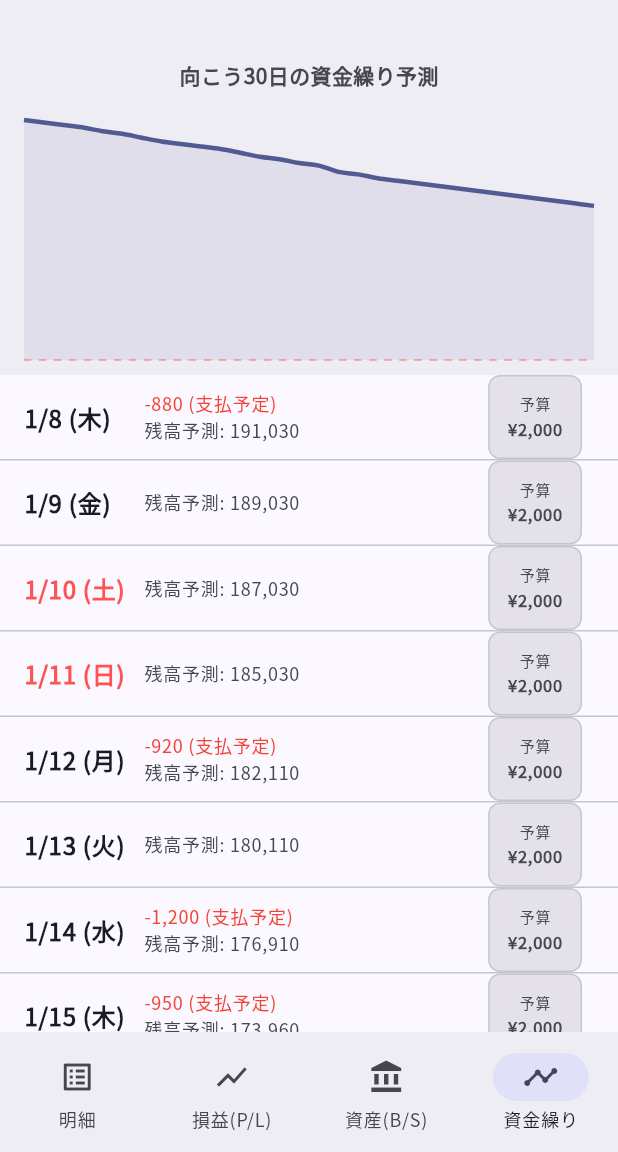
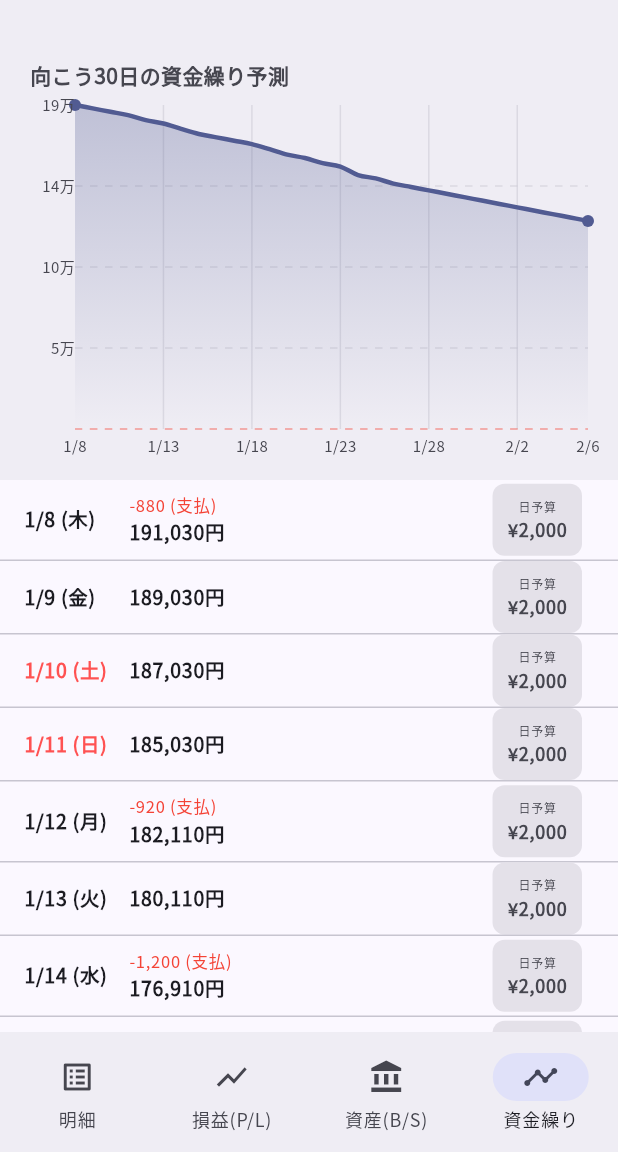
Before and after one commit to watch5/first_app, a Flutter app: the screen it shows after launch, item 4 of the bottom bar chosen, on a phone screen of 412 x 824 dp, the part 84-1236 px from its top. Run offline on Flutter 3.47's test engine with Material 3 defaults, Android fonts, the phone set to English and light mode, and no system bars; drawn by our look-alikes of fl_chart; our stand-ins replace drift, google_fonts, google_mobile_ads, grouped_list, local_auth, shared_preferences; accounts and stored records are empty; generated files the repository leaves out were written again; network calls fail.

Commit message:
資金繰り改善

```diff
--- a/lib/screens/forecast_page.dart
+++ b/lib/screens/forecast_page.dart
@@ -35,7 +35,6 @@ class _ForecastPageState extends State<ForecastPage> {
     int currentBalance = await widget.db.getCurrentAssetBalance();
 
     // 2. 未来の取引（家賃や給料など、すでに入力済みの予定）
-    // ※今回は「今日以降の取引」を取得します
     final futureTxs = await widget.db.getFutureTransactions(today, endDate);
 
     // 3. 日別予算（ユーザーが設定した目標）
@@ -44,61 +43,22 @@ class _ForecastPageState extends State<ForecastPage> {
     // データ構築
     List<ForecastItem> items = [];
     int runningBalance = currentBalance;
+    final allAccounts = await widget.db.getAllAccounts();
+    final assetIds = allAccounts.where((a) => a.type == 'asset').map((a) => a.id).toList();
 
     for (int i = 0; i < _forecastDays; i++) {
       final date = today.add(Duration(days: i));
 
-      // この日の固定収支 (Transactionsテーブルにある予定)
-      // ※未来の日付で登録されたTransactionを「確定済みの予定」として扱います
-      int income = 0;
-      int fixedExpense = 0;
-
-      // 勘定科目情報を取得していないので、簡易的に「資産が増えたら収入、減ったら支出」とみなします
-      // 本来はAccountテーブルとJOINすべきですが、ロジック簡略化のため
-      // Transactionの「借方が資産ならプラス、貸方が資産ならマイナス」として計算します
-      // ※厳密には getFutureTransactions で計算済み情報を取得するのがベストですが
-      // ここでは簡易的に全Txを回します（件数が少ない前提）
       final daysTxs = futureTxs.where((t) =>
         t.date.year == date.year && t.date.month == date.month && t.date.day == date.day
       );
 
-      // 資産IDリストが必要ですが、ここでは簡易ロジックとして
-      // 「アプリ内のTransactionデータはすべて資産変動を伴う」前提で、
-      // 資金繰り表としては「入力済みの予定＝変動」とします。
-      // ※より正確にするには、ここでdebit/creditのAccountTypeをチェックしてください。
-      // 今回は「入力された未来の取引はすべてキャッシュフローに影響する」として計算します。
-      // （家計簿アプリでは通常、未来日付で入力するのは家賃や給料など重要項目だけなので）
-
-      // 簡易計算:
-      // 借方IDが資産かどうか判定するのが重いので、
-      // 「未来日付のデータがある場合、それを『予定』として表示する」ことに注力します。
-
-      // 日別予算を取得
       final budgetObj = budgets.firstWhere(
         (b) => b.date.year == date.year && b.date.month == date.month && b.date.day == date.day,
         orElse: () => DailyBudget(date: date, amount: 2000), // デフォルト予算 2000円
       );
 
-      // 残高シミュレーション
-      // 残高 = 前日残高 + (予定収入 - 予定支出) - 日別予算(生活費)
-
-      // 注: ここではシンプルに「予定データ」の合計を計算したいですが、
-      // 厳密な資産増減判定が難しいので、
-      // ★「未来のデータは、金額が大きい場合（1万円以上）を表示する」などの簡易ロジックにします
-
       int scheduledChange = 0; // 予定による増減
-      // ここは本来DB側で計算すべきですが、今回は「日別予算」が主役なので、
-      // Transactionは「別途加算」せず、純粋に「予算を引いていく」グラフにします。
-      // もしユーザーが「給料」を未来入力していたら、それを反映させるロジックが必要です。
-      // 今回は【バージョンアップ版】として、以下のロジックにします。
-
-      // 「未来のTransaction」は、まだ入力されていないことが多いので、
-      // 基本は「日別予算」分だけ毎日減っていくグラフを描きます。
-      // そこにユーザーが手動でTransactionを入れたら反映される仕組みです。
-
-      // 修正: 確実に計算するために、accountsを取得します
-      final allAccounts = await widget.db.getAllAccounts();
-      final assetIds = allAccounts.where((a) => a.type == 'asset').map((a) => a.id).toList();
 
       for (var tx in daysTxs) {
         if (assetIds.contains(tx.debitAccountId)) scheduledChange += tx.amount; // 資産増
@@ -165,51 +125,166 @@ class _ForecastPageState extends State<ForecastPage> {
       return const Scaffold(body: Center(child: CircularProgressIndicator()));
     }
 
+    // グラフの最小・最大値を計算して、見栄えを調整
+    double minBalance = _items.map((e) => e.balance.toDouble()).reduce((a, b) => a < b ? a : b);
+    double maxBalance = _items.map((e) => e.balance.toDouble()).reduce((a, b) => a > b ? a : b);
+    // 少し余裕を持たせる
+    if (minBalance > 0) minBalance = 0; // 0円スタートを含める
+    double intervalY = (maxBalance - minBalance) / 4;
+    if (intervalY <= 0) intervalY = 10000;
+
     return Scaffold(
       body: Column(
         children: [
           // 1. グラフエリア (上部)
           Container(
-            height: 250,
-            padding: const EdgeInsets.fromLTRB(16, 40, 16, 10),
+            height: 320, // 高さを広げてリッチに
+            padding: const EdgeInsets.fromLTRB(10, 40, 20, 10),
             color: colorScheme.surfaceContainer,
             child: Column(
+              crossAxisAlignment: CrossAxisAlignment.start,
               children: [
-                Text('向こう30日の資金繰り予測', style: TextStyle(color: colorScheme.onSurfaceVariant, fontWeight: FontWeight.bold)),
-                const SizedBox(height: 20),
+                Padding(
+                  padding: const EdgeInsets.only(left: 10, bottom: 10),
+                  child: Text('向こう30日の資金繰り予測', style: TextStyle(color: colorScheme.onSurfaceVariant, fontWeight: FontWeight.bold)),
+                ),
                 Expanded(
                   child: LineChart(
                     LineChartData(
-                      gridData: const FlGridData(show: false),
-                      titlesData: const FlTitlesData(show: false),
+                      // --- グリッド線 ---
+                      gridData: FlGridData(
+                        show: true,
+                        drawVerticalLine: true,
+                        horizontalInterval: intervalY,
+                        verticalInterval: 1, // インデックスベース
+                        getDrawingHorizontalLine: (value) {
+                          return FlLine(color: colorScheme.outlineVariant.withOpacity(0.5), strokeWidth: 1, dashArray: [5, 5]);
+                        },
+                        getDrawingVerticalLine: (value) {
+                          // 5日ごとに縦線
+                          if (value.toInt() % 5 == 0) {
+                            return FlLine(color: colorScheme.outlineVariant.withOpacity(0.5), strokeWidth: 1);
+                          }
+                          return const FlLine(color: Colors.transparent);
+                        },
+                      ),
+
+                      // --- 軸ラベル (日付・金額) ---
+                      titlesData: FlTitlesData(
+                        show: true,
+                        rightTitles: const AxisTitles(sideTitles: SideTitles(showTitles: false)),
+                        topTitles: const AxisTitles(sideTitles: SideTitles(showTitles: false)),
+
+                        // 下部 (日付)
+                        bottomTitles: AxisTitles(
+                          sideTitles: SideTitles(
+                            showTitles: true,
+                            reservedSize: 24,
+                            interval: 5, // 5日おきに表示
+                            getTitlesWidget: (value, meta) {
+                              final index = value.toInt();
+                              if (index >= 0 && index < _items.length) {
+                                final date = _items[index].date;
+                                return Padding(
+                                  padding: const EdgeInsets.only(top: 4),
+                                  child: Text(
+                                    DateFormat('M/d').format(date),
+                                    style: TextStyle(fontSize: 10, color: colorScheme.onSurfaceVariant),
+                                  ),
+                                );
+                              }
+                              return const SizedBox.shrink();
+                            },
+                          ),
+                        ),
+
+                        // 左側 (金額)
+                        leftTitles: AxisTitles(
+                          sideTitles: SideTitles(
+                            showTitles: true,
+                            reservedSize: 40, // 金額表示用の幅
+                            interval: intervalY,
+                            getTitlesWidget: (value, meta) {
+                              if (value == 0) return const SizedBox.shrink(); // 0は被るので消す
+                              // 万単位などで短縮表示
+                              final valInt = value.toInt();
+                              String text;
+                              if (valInt.abs() >= 10000) {
+                                text = '${(valInt / 10000).toStringAsFixed(0)}万';
+                              } else {
+                                text = '${valInt ~/ 1000}k';
+                              }
+                              return Text(text, style: TextStyle(fontSize: 10, color: colorScheme.onSurfaceVariant), textAlign: TextAlign.right);
+                            },
+                          ),
+                        ),
+                      ),
+
                       borderData: FlBorderData(show: false),
+
+                      // --- タッチ操作 (ツールチップ) ---
                       lineTouchData: LineTouchData(
+                        handleBuiltInTouches: true,
                         touchTooltipData: LineTouchTooltipData(
+                          // 吹き出しの色
+                          getTooltipColor: (touchedSpot) => colorScheme.inverseSurface.withOpacity(0.9),
+                          // 角丸設定の行を削除しました（デフォルト値を利用）
                           getTooltipItems: (touchedSpots) {
                             return touchedSpots.map((spot) {
+                              final index = spot.x.toInt();
+                              if (index < 0 || index >= _items.length) return null;
+                              final item = _items[index];
+
                               return LineTooltipItem(
-                                '${NumberFormat("#,###").format(spot.y)}円',
-                                const TextStyle(color: Colors.white, fontWeight: FontWeight.bold),
+                                '${DateFormat('MM/dd').format(item.date)}\n',
+                                TextStyle(color: colorScheme.onInverseSurface, fontWeight: FontWeight.bold, fontSize: 12),
+                                children: [
+                                  TextSpan(
+                                    text: '${NumberFormat("#,###").format(item.balance)} 円',
+                                    // ★修正箇所: primaryFixedAccent -> inversePrimary
+                                    style: TextStyle(color: colorScheme.inversePrimary, fontWeight: FontWeight.bold, fontSize: 14),
+                                  ),
+                                ]
                               );
                             }).toList();
                           },
                         ),
                       ),
+
+                      // --- 線のデータ ---
                       lineBarsData: [
                         LineChartBarData(
                           spots: _items.asMap().entries.map((e) {
                             return FlSpot(e.key.toDouble(), e.value.balance.toDouble());
                           }).toList(),
-                          isCurved: true,
+                          isCurved: true, // 滑らかに
                           color: colorScheme.primary,
                           barWidth: 3,
-                          dotData: const FlDotData(show: false),
+                          isStrokeCapRound: true,
+
+                          // ドット (データ点)
+                          dotData: FlDotData(
+                            show: true,
+                            checkToShowDot: (spot, barData) {
+                              // 最初と最後だけドットを表示
+                              return spot.x == 0 || spot.x == _items.length - 1;
+                            },
+                          ),
+
+                          // 塗りつぶし (グラデーション)
                           belowBarData: BarAreaData(
                             show: true,
-                            color: colorScheme.primary.withOpacity(0.1)
+                            gradient: LinearGradient(
+                              colors: [
+                                colorScheme.primary.withOpacity(0.3),
+                                colorScheme.primary.withOpacity(0.0),
+                              ],
+                              begin: Alignment.topCenter,
+                              end: Alignment.bottomCenter,
                             ),
                           ),
-                        // ゼロライン（危険ライン）
+                        ),
+                        // ゼロライン（赤線、危険ライン）
                         LineChartBarData(
                           spots: [const FlSpot(0, 0), FlSpot((_items.length - 1).toDouble(), 0)],
                           color: Colors.red.withOpacity(0.5),
@@ -241,10 +316,11 @@ class _ForecastPageState extends State<ForecastPage> {
 
                 return ListTile(
                   tileColor: isDanger ? colorScheme.errorContainer.withOpacity(0.1) : null,
+                  dense: true, // 少しコンパクトに
                   title: Row(
                     children: [
                       SizedBox(
-                        width: 80,
+                        width: 70,
                         child: Text(
                           dateStr,
                           style: TextStyle(
@@ -260,35 +336,37 @@ class _ForecastPageState extends State<ForecastPage> {
                             if (item.scheduledChange != 0)
                               Text(
                                 item.scheduledChange > 0
-                                  ? '+${fmt.format(item.scheduledChange)} (収入予定)'
-                                  : '${fmt.format(item.scheduledChange)} (支払予定)',
+                                  ? '+${fmt.format(item.scheduledChange)} (収入)'
+                                  : '${fmt.format(item.scheduledChange)} (支払)',
                                 style: TextStyle(
-                                  fontSize: 12,
+                                  fontSize: 11,
                                   color: item.scheduledChange > 0 ? Colors.green : Colors.red
                                 )
                               ),
-                            Text('残高予測: ${fmt.format(item.balance)}', style: TextStyle(fontSize: 12, color: colorScheme.onSurfaceVariant)),
+                            Text('${fmt.format(item.balance)}円', style: TextStyle(fontWeight: FontWeight.bold, color: isDanger ? colorScheme.error : colorScheme.onSurface)),
                           ],
                         ),
                       ),
                     ],
                   ),
-                  trailing: Container(
-                    padding: const EdgeInsets.symmetric(horizontal: 12, vertical: 6),
+                  trailing: InkWell(
+                    onTap: () => _editBudget(item),
+                    borderRadius: BorderRadius.circular(8),
+                    child: Container(
+                      padding: const EdgeInsets.symmetric(horizontal: 10, vertical: 4),
                       decoration: BoxDecoration(
                         color: colorScheme.surfaceContainerHighest,
                         borderRadius: BorderRadius.circular(8),
-                      border: Border.all(color: colorScheme.outlineVariant)
                       ),
                       child: Column(
                         mainAxisAlignment: MainAxisAlignment.center,
                         children: [
-                        const Text('予算', style: TextStyle(fontSize: 10)),
-                        Text('¥${fmt.format(item.budget)}', style: const TextStyle(fontWeight: FontWeight.bold)),
+                          const Text('日予算', style: TextStyle(fontSize: 8)),
+                          Text('¥${fmt.format(item.budget)}', style: const TextStyle(fontWeight: FontWeight.bold, fontSize: 12)),
                         ],
                       ),
                     ),
-                  onTap: () => _editBudget(item),
+                  ),
                 );
               },
             ),
@@ -299,6 +377,7 @@ class _ForecastPageState extends State<ForecastPage> {
   }
 }
 
+// ★クラス定義を忘れずに追加
 class ForecastItem {
   final DateTime date;
   final int budget;
```
Lines whose indentation alone changed are shown as unchanged.
